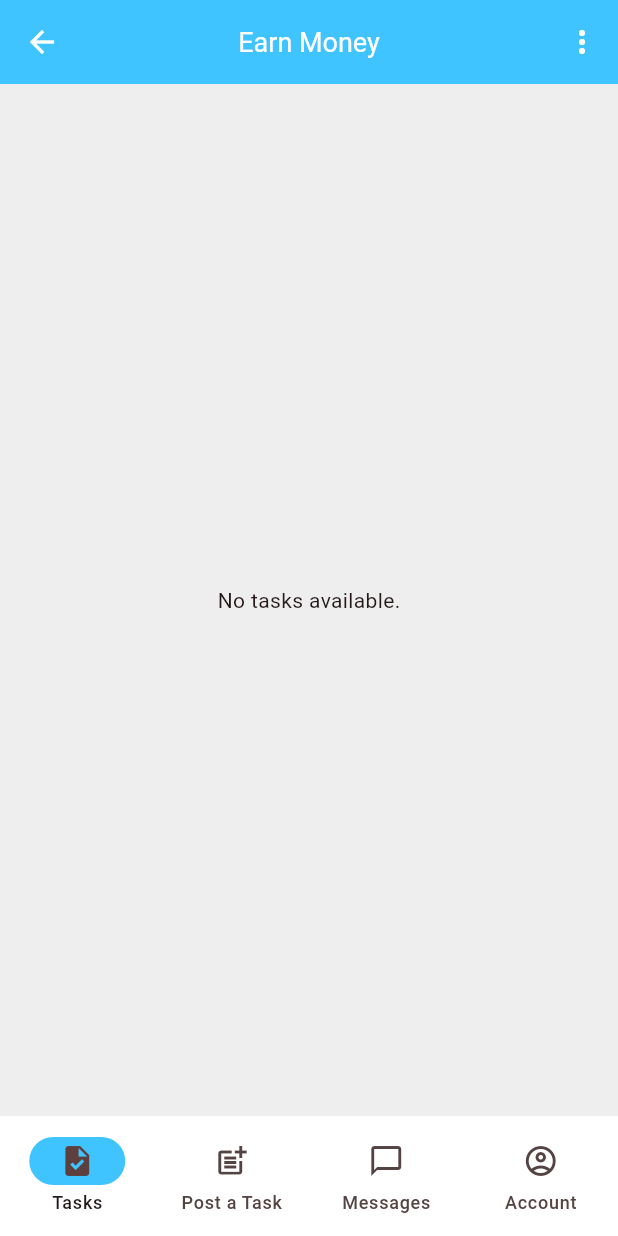
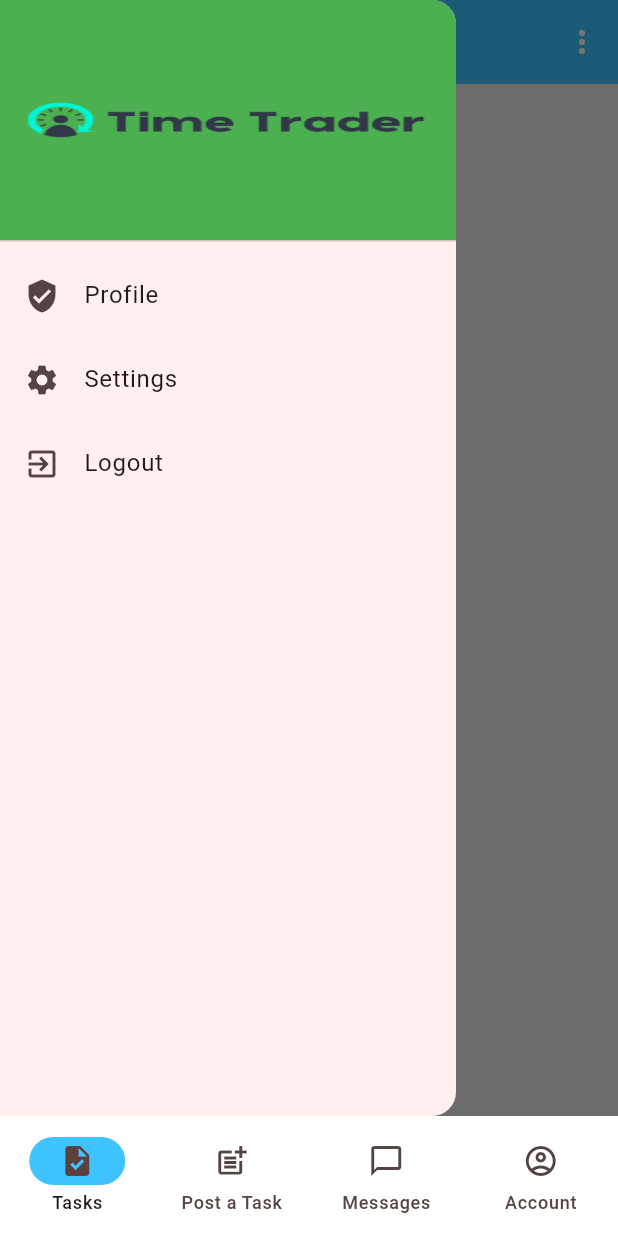
Before and after one commit to alfen-yu/timetrader, a Flutter app: the DashboardView screen opened by its route, with the side drawer open (before the commit the screen has no drawer), on a phone screen of 412 x 824 dp. Run offline on Flutter 3.47's test engine with Material 3 defaults, Android fonts, the light colour scheme and no system bars; our stand-ins replace cloud_firestore, firebase_auth, firebase_core, firebase_storage, image_picker, intl_phone_field and 1 more; accounts and stored records are empty; generated files the repository leaves out were written again.

Commit message:
side menu added / hamburger menu discarded

```diff
--- a/lib/main.dart
+++ b/lib/main.dart
@@ -22,6 +22,7 @@ class MyApp extends StatelessWidget {
   @override
   Widget build(BuildContext context) {
     return MaterialApp(
+      debugShowCheckedModeBanner: false, // doesnt show the debug banner
       title: 'Time Trader',
       theme: ThemeData(
         colorScheme: ColorScheme.fromSeed(seedColor: Colors.redAccent),
--- a/lib/services/cloud/cloud_storage_exception.dart
+++ b/lib/services/cloud/cloud_storage_exception.dart
@@ -7,6 +7,7 @@ class CouldNotCreateUserException extends CloudStorageException {}
 class CouldNotRetrieveUserException extends CloudStorageException {}
 class CouldNotUpdateUserException extends CloudStorageException {}
 class CouldNotDeleteUserException extends CloudStorageException {}
+class ErrorGettingUserFromTheDatabase extends CloudStorageException {}
 
 // Excpetions for Tasks
 class CouldNotCreateTaskException extends CloudStorageException {}
--- a/lib/views/dashboard/account_view.dart
+++ b/lib/views/dashboard/account_view.dart
@@ -1,5 +1,6 @@
 import 'package:flutter/material.dart';
 import 'package:timetrader/views/dashboard/hamburger_menu.dart';
+import 'package:timetrader/views/dashboard/side_menu.dart';
 
 class AccountPage extends StatelessWidget {
   const AccountPage({super.key});
@@ -7,6 +8,7 @@ class AccountPage extends StatelessWidget {
   @override
   Widget build(BuildContext context) {
     return Scaffold(
+      drawer: const SideMenu(),
       appBar: AppBar(
         title: const Text(
           'Account',
--- a/lib/views/dashboard/dashboard_view.dart
+++ b/lib/views/dashboard/dashboard_view.dart
@@ -15,6 +15,13 @@ class DashboardView extends StatefulWidget {
 class _DashboardViewState extends State<DashboardView> {
   int pageIndex = 0;
 
+  final List<Widget> pages = [
+    const TasksPage(),
+    const PostTaskView(),
+    const MessagesPage(),
+    const AccountPage(),
+  ];
+
   void onPageSelected(int index) {
     setState(() {
       pageIndex = index;
@@ -28,12 +35,10 @@ class _DashboardViewState extends State<DashboardView> {
         currentIndex: pageIndex,
         onDestinationSelected: onPageSelected,
       ),
-      body: <Widget>[
-        const TasksPage(),
-        const PostTaskView(),
-        const MessagesPage(),
-        const AccountPage(),
-      ][pageIndex],
+      body: IndexedStack(
+        index: pageIndex,
+        children: pages,
+      ),
     );
   }
 }
--- /dev/null
+++ b/lib/views/dashboard/side_menu.dart
@@ -0,0 +1,53 @@
+import 'package:flutter/material.dart';
+
+class SideMenu extends StatelessWidget {
+  const SideMenu({super.key});
+
+  @override
+  Widget build(BuildContext context) {
+    return Drawer(
+      child: ListView(
+        padding: EdgeInsets.zero,
+        children: <Widget>[
+          const DrawerHeader(
+            decoration: BoxDecoration(
+              color: Colors.green,
+              image: DecorationImage(
+                fit: BoxFit.fill,
+                image: AssetImage('assets/splash_screen_logo.png'),
+              ),
+            ),
+            child: Text(
+              '',
+              // style: TextStyle(color: Colors.white, fontSize: 25),
+            ),
+          ),
+          ListTile(
+            leading: const Icon(Icons.verified_user),
+            title: const Text('Profile'),
+            onTap: () {
+              Navigator.of(context).pop();
+              // Handle navigation here
+            },
+          ),
+          ListTile(
+            leading: const Icon(Icons.settings),
+            title: const Text('Settings'),
+            onTap: () {
+              Navigator.of(context).pop();
+              // Handle navigation here
+            },
+          ),
+          ListTile(
+            leading: const Icon(Icons.exit_to_app),
+            title: const Text('Logout'),
+            onTap: () {
+              Navigator.of(context).pop();
+              // Handle logout here
+            },
+          ),
+        ],
+      ),
+    );
+  }
+}
--- a/lib/views/dashboard/tasks_display_page/tasks_view.dart
+++ b/lib/views/dashboard/tasks_display_page/tasks_view.dart
@@ -3,6 +3,7 @@ import 'package:timetrader/services/auth/auth_service.dart';
 import 'package:timetrader/services/cloud/firebase_cloud_storage.dart';
 import 'package:timetrader/services/cloud/tasks/cloud_task.dart';
 import 'package:timetrader/views/dashboard/hamburger_menu.dart';
+import 'package:timetrader/views/dashboard/side_menu.dart';
 import 'package:timetrader/views/dashboard/tasks_display_page/task_details_view.dart';
 import 'package:timetrader/views/dashboard/tasks_display_page/task_list_view.dart';
 
@@ -26,6 +27,7 @@ class _TasksPageState extends State<TasksPage> {
   @override
   Widget build(BuildContext context) {
     return Scaffold(
+      drawer: const SideMenu(),
       appBar: AppBar(
         title: const Text(
           'Earn Money',
--- a/pubspec.yaml
+++ b/pubspec.yaml
@@ -72,6 +72,8 @@ flutter:
     - assets/introduction_screen_1.jpg
     - assets/introduction_screen_2.jpg
     - assets/introduction_screen_3.jpg
+    - assets/timetrader_screen.png
+    - assets/splash_screen_logo.png
 
   # An image asset can refer to one or more resolution-specific "variants", see
   # https://flutter.dev/assets-and-images/#resolution-aware
```
Also changed, not shown: lib/services/cloud/firebase_cloud_storage.dart (+9 -0 lines), lib/views/dashboard/tasks_display_page/task_details_view.dart (+34 -10 lines), assets/timetrader_screen.png (renamed from assets/2.png).
